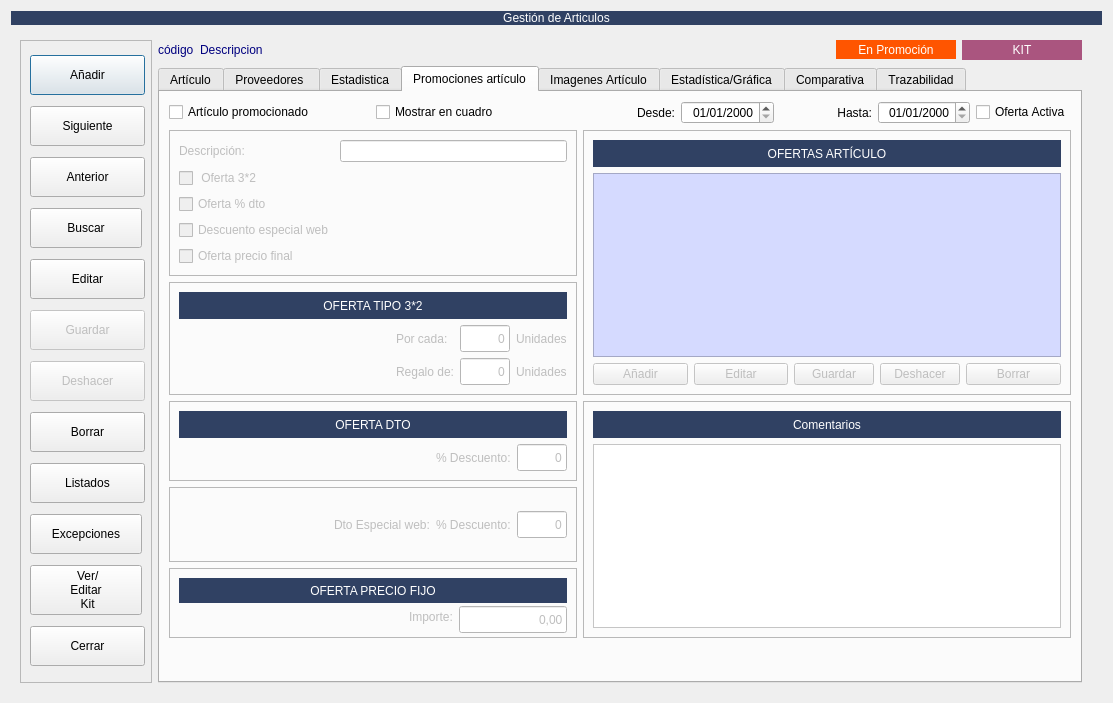
Qt form Almacen/frmarticulos.ui (arcnexus/RedFoX) before a commit.
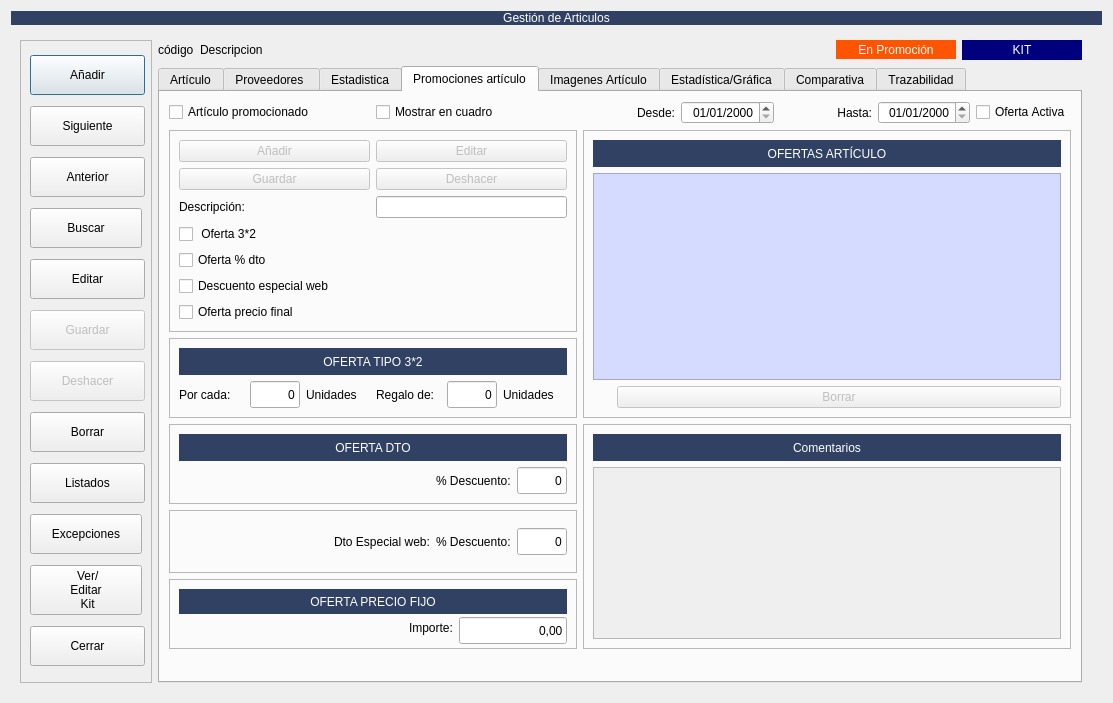
The same form after that commit. The open tabs and pages were chosen to show the change. Icons and pictures are not drawn. Custom widgets are drawn as their Qt base class.

What changed in the file:
```diff
--- a/Almacen/frmarticulos.ui
+++ b/Almacen/frmarticulos.ui
@@ -48,10 +48,6 @@
            <height>16777215</height>
           </size>
          </property>
-         <property name="styleSheet">
-          <string notr="true">color: rgb(0, 0, 127);
-font: 12pt &quot;Sans Serif&quot;;</string>
-         </property>
          <property name="text">
           <string>código</string>
          </property>
@@ -77,10 +73,6 @@
            <height>16777215</height>
           </size>
          </property>
-         <property name="styleSheet">
-          <string notr="true">color: rgb(0, 0, 127);
-font: 12pt &quot;Sans Serif&quot;;</string>
-         </property>
          <property name="text">
           <string>Descripcion</string>
          </property>
@@ -461,9 +453,6 @@
            <kerning>false</kerning>
           </font>
          </property>
-         <property name="styleSheet">
-          <string notr="true"/>
-         </property>
          <property name="currentIndex">
           <number>0</number>
          </property>
@@ -2277,7 +2266,7 @@
            <item row="6" column="0" colspan="2">
             <widget class="QFrame" name="frame_pvp_fijo">
              <property name="enabled">
-              <bool>false</bool>
+              <bool>true</bool>
              </property>
              <property name="maximumSize">
               <size>
@@ -2352,9 +2341,6 @@
                   <height>27</height>
                  </size>
                 </property>
-                <property name="styleSheet">
-                 <string notr="true">background-color: rgb(255, 255, 255);</string>
-                </property>
                 <property name="text">
                  <string>0,00</string>
                 </property>
@@ -2369,7 +2355,7 @@
            <item row="3" column="0" colspan="2">
             <widget class="QFrame" name="frame_tipo_32">
              <property name="enabled">
-              <bool>false</bool>
+              <bool>true</bool>
              </property>
              <property name="frameShape">
               <enum>QFrame::StyledPanel</enum>
@@ -2378,13 +2364,10 @@
               <enum>QFrame::Raised</enum>
              </property>
              <layout class="QGridLayout" name="gridLayout_24">
-              <item row="0" column="0" colspan="4">
-               <widget class="QLabel" name="label_57">
-                <property name="minimumSize">
-                 <size>
-                  <width>0</width>
-                  <height>27</height>
-                 </size>
+              <item row="1" column="0">
+               <widget class="QLabel" name="label_58">
+                <property name="enabled">
+                 <bool>true</bool>
                 </property>
                 <property name="maximumSize">
                  <size>
@@ -2392,20 +2375,16 @@
                   <height>27</height>
                  </size>
                 </property>
-                <property name="styleSheet">
-                 <string notr="true">background-color: #304163;
-color: rgb(255, 255, 255);</string>
-                </property>
                 <property name="text">
-                 <string>OFERTA TIPO 3*2</string>
-                </property>
-                <property name="alignment">
-                 <set>Qt::AlignCenter</set>
+                 <string>Por cada: </string>
                 </property>
                </widget>
               </item>
-              <item row="1" column="2" rowspan="2">
+              <item row="1" column="1">
                <widget class="QLineEdit" name="txtOferta_por_cada">
+                <property name="enabled">
+                 <bool>true</bool>
+                </property>
                 <property name="minimumSize">
                  <size>
                   <width>0</width>
@@ -2418,9 +2397,6 @@
                   <height>27</height>
                  </size>
                 </property>
-                <property name="styleSheet">
-                 <string notr="true">background-color: rgb(255, 255, 255);</string>
-                </property>
                 <property name="text">
                  <string>0</string>
                 </property>
@@ -2429,35 +2405,43 @@
                 </property>
                </widget>
               </item>
-              <item row="1" column="3" rowspan="2">
+              <item row="1" column="2">
                <widget class="QLabel" name="label_59">
+                <property name="enabled">
+                 <bool>true</bool>
+                </property>
+                <property name="maximumSize">
+                 <size>
+                  <width>16777215</width>
+                  <height>27</height>
+                 </size>
+                </property>
                 <property name="text">
                  <string>Unidades</string>
                 </property>
                </widget>
               </item>
-              <item row="2" column="0" rowspan="2">
-               <spacer name="horizontalSpacer_6">
-                <property name="orientation">
-                 <enum>Qt::Horizontal</enum>
-                </property>
-                <property name="sizeHint" stdset="0">
-                 <size>
-                  <width>205</width>
-                  <height>20</height>
-                 </size>
-                </property>
-               </spacer>
-              </item>
-              <item row="3" column="1">
+              <item row="1" column="3">
                <widget class="QLabel" name="label_56">
+                <property name="enabled">
+                 <bool>true</bool>
+                </property>
+                <property name="maximumSize">
+                 <size>
+                  <width>16777215</width>
+                  <height>27</height>
+                 </size>
+                </property>
                 <property name="text">
                  <string>Regalo de:</string>
                 </property>
                </widget>
               </item>
-              <item row="3" column="2">
+              <item row="1" column="4">
                <widget class="QLineEdit" name="txtOfertaregalo_de">
+                <property name="enabled">
+                 <bool>true</bool>
+                </property>
                 <property name="minimumSize">
                  <size>
                   <width>0</width>
@@ -2470,9 +2454,6 @@
                   <height>27</height>
                  </size>
                 </property>
-                <property name="styleSheet">
-                 <string notr="true">background-color: rgb(255, 255, 255);</string>
-                </property>
                 <property name="text">
                  <string>0</string>
                 </property>
@@ -2481,17 +2462,48 @@
                 </property>
                </widget>
               </item>
-              <item row="3" column="3">
+              <item row="1" column="5">
                <widget class="QLabel" name="label_60">
+                <property name="enabled">
+                 <bool>true</bool>
+                </property>
+                <property name="maximumSize">
+                 <size>
+                  <width>16777215</width>
+                  <height>27</height>
+                 </size>
+                </property>
                 <property name="text">
                  <string>Unidades</string>
                 </property>
                </widget>
               </item>
-              <item row="1" column="1" rowspan="2">
-               <widget class="QLabel" name="label_58">
+              <item row="0" column="0" colspan="6">
+               <widget class="QLabel" name="label_57">
+                <property name="enabled">
+                 <bool>true</bool>
+                </property>
+                <property name="minimumSize">
+                 <size>
+                  <width>0</width>
+                  <height>27</height>
+                 </size>
+                </property>
+                <property name="maximumSize">
+                 <size>
+                  <width>16777215</width>
+                  <height>27</height>
+                 </size>
+                </property>
+                <property name="styleSheet">
+                 <string notr="true">background-color: #304163;
+color: rgb(255, 255, 255);</string>
+                </property>
                 <property name="text">
-                 <string>Por cada: </string>
+                 <string>OFERTA TIPO 3*2</string>
+                </property>
+                <property name="alignment">
+                 <set>Qt::AlignCenter</set>
                 </property>
                </widget>
               </item>
@@ -2541,7 +2553,7 @@
            <item row="4" column="0" colspan="2">
             <widget class="QFrame" name="frame_dto">
              <property name="enabled">
-              <bool>false</bool>
+              <bool>true</bool>
              </property>
              <property name="frameShape">
               <enum>QFrame::StyledPanel</enum>
@@ -2610,9 +2622,6 @@
                   <height>27</height>
                  </size>
                 </property>
-                <property name="styleSheet">
-                 <string notr="true">background-color: rgb(255, 255, 255);</string>
-                </property>
                 <property name="text">
                  <string>0</string>
                 </property>
@@ -2627,7 +2636,7 @@
            <item row="5" column="0" colspan="2">
             <widget class="QFrame" name="frame_ofertaweb">
              <property name="enabled">
-              <bool>false</bool>
+              <bool>true</bool>
              </property>
              <property name="minimumSize">
               <size>
@@ -2683,9 +2692,6 @@
                   <height>27</height>
                  </size>
                 </property>
-                <property name="styleSheet">
-                 <string notr="true">background-color: rgb(255, 255, 255);</string>
-                </property>
                 <property name="text">
                  <string>0</string>
                 </property>
@@ -2727,7 +2733,7 @@
            <item row="1" column="0" rowspan="2" colspan="2">
             <widget class="QFrame" name="framePromocion">
              <property name="enabled">
-              <bool>false</bool>
+              <bool>true</bool>
              </property>
              <property name="frameShape">
               <enum>QFrame::StyledPanel</enum>
@@ -2736,30 +2742,27 @@
               <enum>QFrame::Raised</enum>
              </property>
              <layout class="QGridLayout" name="gridLayout_34">
-              <item row="0" column="0">
+              <item row="2" column="0">
                <widget class="QLabel" name="label_51">
                 <property name="enabled">
-                 <bool>false</bool>
-                </property>
-                <property name="styleSheet">
-                 <string notr="true"/>
+                 <bool>true</bool>
                 </property>
                 <property name="text">
                  <string>Descripción:</string>
                 </property>
                </widget>
               </item>
-              <item row="0" column="1">
+              <item row="2" column="1">
                <widget class="QLineEdit" name="txtOferta_Descripcion_promocion">
-                <property name="styleSheet">
-                 <string notr="true">background-color: rgb(255, 255, 255);</string>
+                <property name="enabled">
+                 <bool>true</bool>
                 </property>
                 <property name="mandatoryField" stdset="0">
                  <bool>true</bool>
                 </property>
                </widget>
               </item>
-              <item row="1" column="0">
+              <item row="3" column="0">
                <widget class="QCheckBox" name="chkOferta_32">
                 <property name="styleSheet">
                  <string notr="true"/>
@@ -2767,12 +2770,15 @@
                 <property name="text">
                  <string> Oferta 3*2</string>
                 </property>
+                <property name="checkable">
+                 <bool>true</bool>
+                </property>
                </widget>
               </item>
-              <item row="2" column="0">
+              <item row="4" column="0">
                <widget class="QCheckBox" name="chkOferta_dto">
                 <property name="enabled">
-                 <bool>false</bool>
+                 <bool>true</bool>
                 </property>
                 <property name="styleSheet">
                  <string notr="true"/>
@@ -2785,7 +2791,7 @@
                 </property>
                </widget>
               </item>
-              <item row="4" column="0">
+              <item row="6" column="0">
                <widget class="QCheckBox" name="chkOferta_pvp">
                 <property name="styleSheet">
                  <string notr="true"/>
@@ -2795,7 +2801,7 @@
                 </property>
                </widget>
               </item>
-              <item row="3" column="0">
+              <item row="5" column="0">
                <widget class="QCheckBox" name="chkOferta_web">
                 <property name="styleSheet">
                  <string notr="true"/>
@@ -2805,6 +2811,74 @@
                 </property>
                </widget>
               </item>
+              <item row="0" column="1">
+               <widget class="QPushButton" name="btnEditarOferta">
+                <property name="enabled">
+                 <bool>false</bool>
+                </property>
+                <property name="sizePolicy">
+                 <sizepolicy hsizetype="Expanding" vsizetype="Fixed">
+                  <horstretch>0</horstretch>
+                  <verstretch>0</verstretch>
+                 </sizepolicy>
+                </property>
+                <property name="text">
+                 <string>Editar</string>
+                </property>
+                <property name="icon">
+                 <iconset resource="../maya.qrc">
+                  <normaloff>:/Icons/PNG/edit.png</normaloff>:/Icons/PNG/edit.png</iconset>
+                </property>
+               </widget>
+              </item>
+              <item row="0" column="0">
+               <widget class="QPushButton" name="btnAnadir_oferta">
+                <property name="enabled">
+                 <bool>false</bool>
+                </property>
+                <property name="sizePolicy">
+                 <sizepolicy hsizetype="Expanding" vsizetype="Fixed">
+                  <horstretch>0</horstretch>
+                  <verstretch>0</verstretch>
+                 </sizepolicy>
+                </property>
+                <property name="text">
+                 <string>Añadir</string>
+                </property>
+                <property name="icon">
+                 <iconset resource="../maya.qrc">
+                  <normaloff>:/Icons/PNG/add.png</normaloff>:/Icons/PNG/add.png</iconset>
+                </property>
+               </widget>
+              </item>
+              <item row="1" column="0">
+               <widget class="QPushButton" name="btnguardar_oferta">
+                <property name="enabled">
+                 <bool>false</bool>
+                </property>
+                <property name="text">
+                 <string>Guardar</string>
+                </property>
+                <property name="icon">
+                 <iconset resource="../maya.qrc">
+                  <normaloff>:/Icons/PNG/Save.png</normaloff>:/Icons/PNG/Save.png</iconset>
+                </property>
+               </widget>
+              </item>
+              <item row="1" column="1">
+               <widget class="QPushButton" name="btnDeshacer_oferta">
+                <property name="enabled">
+                 <bool>false</bool>
+                </property>
+                <property name="text">
+                 <string>Deshacer</string>
+                </property>
+                <property name="icon">
+                 <iconset resource="../maya.qrc">
+                  <normaloff>:/Icons/PNG/undo.png</normaloff>:/Icons/PNG/undo.png</iconset>
+                </property>
+               </widget>
+              </item>
              </layout>
             </widget>
            </item>
@@ -2821,11 +2895,7 @@
              </property>
              <layout class="QGridLayout" name="gridLayout_27">
               <item row="2" column="0">
-               <widget class="QTextEdit" name="txtOferta_comentarios_promocion">
-                <property name="styleSheet">
-                 <string notr="true">background-color: rgb(255, 255, 255);</string>
-                </property>
-               </widget>
+               <widget class="QTextEdit" name="txtOferta_comentarios_promocion"/>
               </item>
               <item row="1" column="0">
                <widget class="QLabel" name="label_65">
@@ -2892,46 +2962,6 @@
                   </property>
                  </widget>
                 </item>
-                <item row="2" column="0">
-                 <widget class="QPushButton" name="btnAnadir_oferta">
-                  <property name="enabled">
-                   <bool>false</bool>
-                  </property>
-                  <property name="sizePolicy">
-                   <sizepolicy hsizetype="Expanding" vsizetype="Fixed">
-                    <horstretch>0</horstretch>
-                    <verstretch>0</verstretch>
-                   </sizepolicy>
-                  </property>
-                  <property name="text">
-                   <string>Añadir</string>
-                  </property>
-                  <property name="icon">
-                   <iconset resource="../maya.qrc">
-                    <normaloff>:/Icons/PNG/add.png</normaloff>:/Icons/PNG/add.png</iconset>
-                  </property>
-                 </widget>
-                </item>
-                <item row="2" column="1">
-                 <widget class="QPushButton" name="btnEditarOferta">
-                  <property name="enabled">
-                   <bool>false</bool>
-                  </property>
-                  <property name="sizePolicy">
-                   <sizepolicy hsizetype="Expanding" vsizetype="Fixed">
-                    <horstretch>0</horstretch>
-                    <verstretch>0</verstretch>
-                   </sizepolicy>
-                  </property>
-                  <property name="text">
-                   <string>Editar</string>
-                  </property>
-                  <property name="icon">
-                   <iconset resource="../maya.qrc">
-                    <normaloff>:/Icons/PNG/edit.png</normaloff>:/Icons/PNG/edit.png</iconset>
-                  </property>
-                 </widget>
-                </item>
                 <item row="0" column="0" colspan="5">
                  <widget class="QLabel" name="label_72">
                   <property name="minimumSize">
@@ -2952,34 +2982,6 @@
                   </property>
                  </widget>
                 </item>
-                <item row="2" column="2">
-                 <widget class="QPushButton" name="btnguardar_oferta">
-                  <property name="enabled">
-                   <bool>false</bool>
-                  </property>
-                  <property name="text">
-                   <string>Guardar</string>
-                  </property>
-                  <property name="icon">
-                   <iconset resource="../maya.qrc">
-                    <normaloff>:/Icons/PNG/Save.png</normaloff>:/Icons/PNG/Save.png</iconset>
-                  </property>
-                 </widget>
-                </item>
-                <item row="2" column="3">
-                 <widget class="QPushButton" name="btnDeshacer_oferta">
-                  <property name="enabled">
-                   <bool>false</bool>
-                  </property>
-                  <property name="text">
-                   <string>Deshacer</string>
-                  </property>
-                  <property name="icon">
-                   <iconset resource="../maya.qrc">
-                    <normaloff>:/Icons/PNG/undo.png</normaloff>:/Icons/PNG/undo.png</iconset>
-                  </property>
-                 </widget>
-                </item>
                </layout>
               </item>
              </layout>
@@ -5842,7 +5844,7 @@
           </size>
          </property>
          <property name="styleSheet">
-          <string notr="true">background-color: rgb(170, 85, 127);
+          <string notr="true">background-color: rgb(0, 0, 127);
 color: rgb(255, 255, 255);</string>
          </property>
          <property name="text">
```
Left out of the diff: 316 changed lines with no effect on the pictures.
